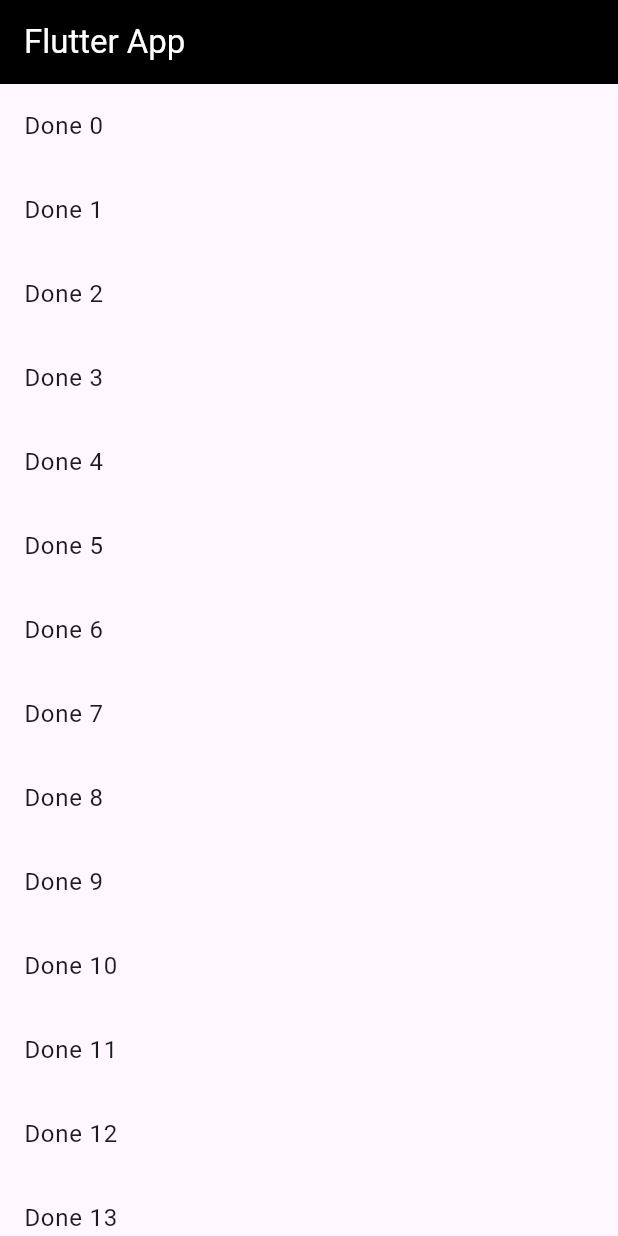
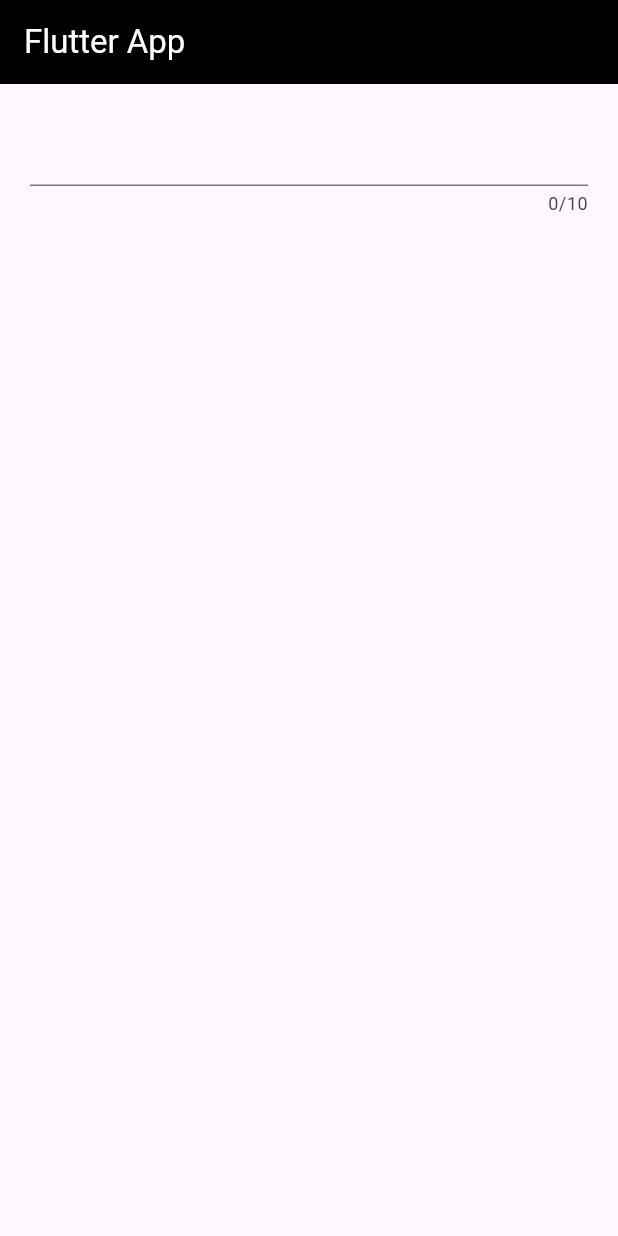
Before and after one commit to jitheweerawardhana/FlutterPractice, a Flutter app: the screen it shows after launch, on a phone screen of 412 x 824 dp. Run offline on Flutter 3.47's test engine with Material 3 defaults, Android fonts, the phone set to English and light mode, and no system bars; our stand-ins replace device_preview.

Commit message:
Update homepage.dart

```diff
--- a/flutter_application_1/lib/screens/homepage.dart
+++ b/flutter_application_1/lib/screens/homepage.dart
@@ -9,14 +9,14 @@ class HomePage extends StatefulWidget {
 }
 
 class _HomePageState extends State<HomePage> {
-  int counter = 0; // ✅ fixed spelling
+  // int counter = 0; // ✅ fixed spelling
 
-  void incrementCounter() {
-    setState(() {
-      counter++;
-      print(counter);
-    }); // ✅ fixed spelling
-  }
+  // void incrementCounter() {
+  //   setState(() {
+  //     counter++;
+  //     print(counter);
+  //   }); // ✅ fixed spelling
+  // }
 
   var items = List<String>.generate(100, (index)=> "Done $index");
 
@@ -30,17 +30,36 @@ class _HomePageState extends State<HomePage> {
         ),
         backgroundColor: const Color.fromARGB(255, 0, 0, 0),
       ),
-      body: ListView.builder(
-        itemCount: items.length,
-        itemBuilder: (context, index) {
-          return ListTile(
-            title: Text(items[index]),
-          );
-        },
-      ),
+      body: Center(
+        child: Column(
+          children: <Widget>[
+            Padding(
+              padding: const EdgeInsets.all(20.0),
+              child: TextField(
+                maxLength: 10,
+                obscureText: false,//use this for password
+                // keyboardType: TextInputType.number, //use this for number
+                style: TextStyle(
+                  fontSize: 20,
+                  color: const Color.fromARGB(255, 60, 255, 0),
+                ),
+              ),
+            ),
+          ],
+        )),
     );
   }
 }
+
+// body: ListView.builder(
+//         itemCount: items.length,
+//         itemBuilder: (context, index) {
+//           return ListTile(
+//             title: Text(items[index]),
+//           );
+//         },
+//       ),
+
 // child: ListView(
 //           scrollDirection: Axis.horizontal,
 //           children: <Widget>[
```
